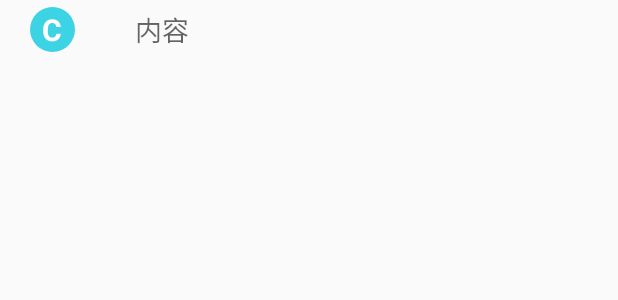
After one commit to YYhorse/RssRead, an Android app: the layout item_mybloglist.xml on its own in the app's theme, with its tools: preview values and no code run, on a phone screen of 412 x 824 dp. The commit adds this screen. Shown: the top 300 px of the screen. Run offline under Robolectric (Android 15) with nearby library versions, the phone set to English and light mode, and no system bars.

Commit message:
个人博客显示
Signed-off-by: LiuYang <liuyang@idami.cc>

```diff
--- a/app/src/main/java/com/rssread/www/Util/PrefUtils.java
+++ b/app/src/main/java/com/rssread/www/Util/PrefUtils.java
@@ -19,6 +19,7 @@ public class PrefUtils {
     //------------使用------------------//
     public static String getMemoryString(String key){ return getString(BaseApplication.getInstance(),key,""); }
     public static String getMemoryBlogString(String key) {return getString(BaseApplication.getInstance(),key,"{\"blogItemList\":[{\"Title\":\"新浪博客\",\"Url\":\"https://sina.cn/?vt=4\"},{\"Title\":\"博客园\",\"Url\":\"https://www.cnblogs.com\"},{\"Title\":\"网易博客\",\"Url\":\"http://blog.163.com/\"},{\"Title\":\"博客中国\",\"Url\":\"http://fengbaohua.blogchina.com/\"}]}");}
+    public static String getMemoryMyBlogString(String key) {return getString(BaseApplication.getInstance(),key,"{\"MyblogList\":[{\"blogCategroy\":\"技术文章\",\"blogInfo\":[{\"Title\":\"腾讯X5浏览服务\",\"Url\":\"http://x5.tencent.com/\"}]},{\"blogCategroy\":\"Blog主\",\"blogInfo\":[]},{\"blogCategroy\":\"明星消息\",\"blogInfo\":[]},{\"blogCategroy\":\"体坛风云\",\"blogInfo\":[]},{\"blogCategroy\":\"奇闻怪事\",\"blogInfo\":[]}]}\n");}
     public static void setMemoryString(String key,String value) {   putString(BaseApplication.getInstance(),key,value); }
 
     public static Boolean getMemoryBoolean(String key) { return getBoolean(BaseApplication.getInstance(),key,true);}
--- /dev/null
+++ b/app/src/main/res/layout/item_mybloglist.xml
@@ -0,0 +1,53 @@
+<?xml version="1.0" encoding="utf-8"?>
+<LinearLayout xmlns:android="http://schemas.android.com/apk/res/android"
+    android:orientation="vertical" android:layout_width="match_parent"
+    android:layout_height="match_parent">
+
+    <LinearLayout
+        android:orientation="horizontal"
+        android:layout_width="match_parent"
+        android:layout_height="40dp"
+        android:gravity="center_vertical"
+        android:id="@+id/MyBlogItem_layout"
+        >
+
+        <LinearLayout
+            android:orientation="horizontal"
+            android:layout_width="30dp"
+            android:layout_height="30dp"
+            android:background="@drawable/circle"
+            android:layout_marginLeft="20dp"
+            android:gravity="center"
+            >
+
+            <TextView
+                android:layout_width="wrap_content"
+                android:layout_height="wrap_content"
+                android:textAppearance="?android:attr/textAppearanceMedium"
+                android:text="C"
+                android:textColor="@color/white"
+                android:textSize="20dp"
+                android:textStyle="bold"
+                android:id="@+id/MyBlogItem_Title" />
+        </LinearLayout>
+
+        <TextView
+            android:layout_width="wrap_content"
+            android:layout_height="wrap_content"
+            android:textAppearance="?android:attr/textAppearanceMedium"
+            android:text="内容"
+            android:id="@+id/BlogItem_Context"
+            android:layout_marginLeft="40dp"
+            android:layout_gravity="center_vertical" />
+    </LinearLayout>
+
+    <LinearLayout
+        android:layout_width="match_parent"
+        android:layout_height="wrap_content"
+        android:background="@color/backgray"
+        android:orientation="horizontal"
+        android:layout_alignParentBottom="true"
+        android:layout_alignParentLeft="true"
+        android:layout_alignParentStart="true"
+        android:layout_gravity="center_horizontal" />
+</LinearLayout>
```
Also changed, not shown: app/src/main/java/com/rssread/www/Activity/MainActivity.java (+28 -2 lines), app/src/main/java/com/rssread/www/Activity/WebviewActivity.java (+2 -5 lines), app/src/main/java/com/rssread/www/Adapter/Function/MyBlogListAdapter.java (+99 -1 lines), app/src/main/java/com/rssread/www/Adapter/Item/MyBlogItem.java (added, +28 -0 lines), app/src/main/java/com/rssread/www/Util/MyBlogListJson.java (+7 -1 lines), app/src/main/res/layout/activity_main.xml (+10 -0 lines), app/src/main/res/layout/item_blogcategray.xml (added, +23 -0 lines).
